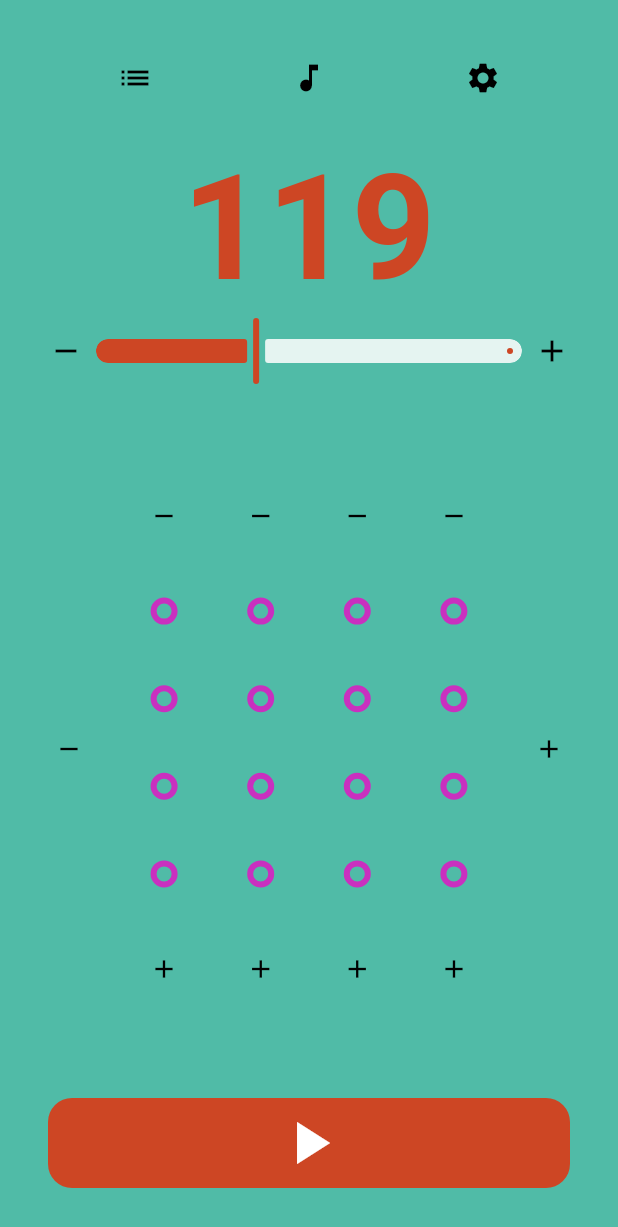
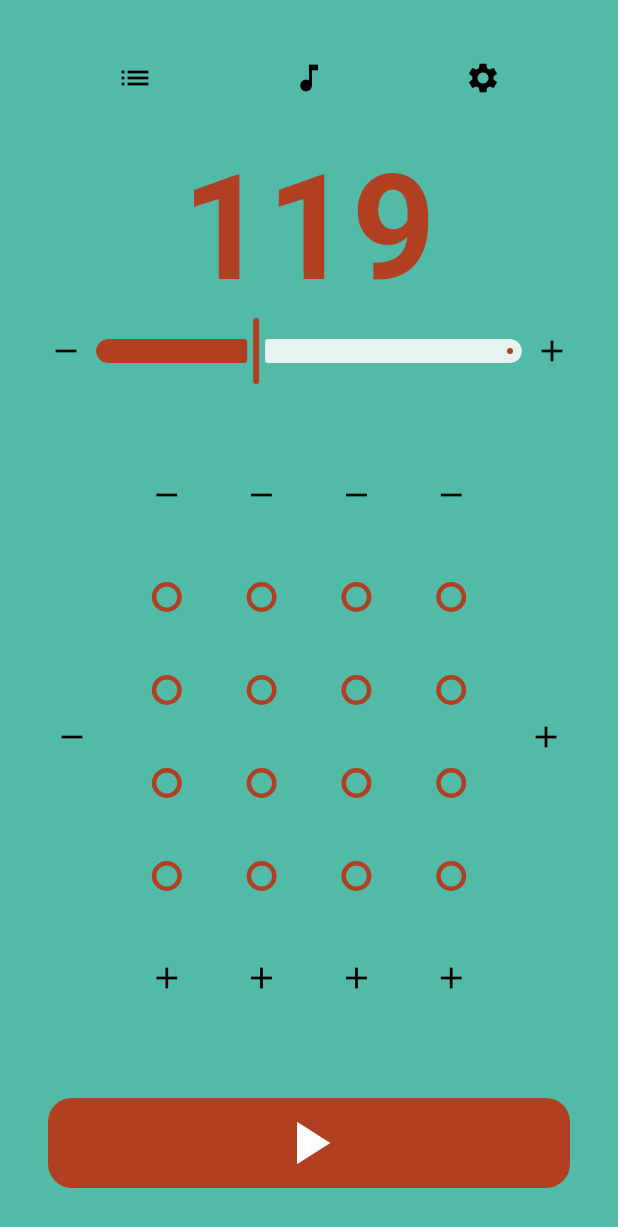
Before and after one commit to Prixii/meowtronome, a Flutter app: the screen it shows after launch, after a tap on the "remove" icon, on a phone screen of 412 x 824 dp. Shown: the top 1227 px of the screen. Run offline on Flutter 3.47's test engine with Material 3 defaults, Android fonts, the phone set to English and light mode, and no system bars; our stand-ins replace freezed_annotation, shared_preferences; missing offline and left inert: flutter_soloud, window_manager; generated files the repository leaves out were written again; statements that could not run were skipped.

Commit message:
feat: ✨ 使用形状来表示note

```diff
--- a/lib/global.dart
+++ b/lib/global.dart
@@ -2,25 +2,11 @@ import 'package:flutter/material.dart';
 import 'package:meowtronome/core/enums.dart';
 import 'package:meowtronome/ui/metronome/model.dart';
 
-const iconButtonSize = 24.0;
-
 final noteStyles = [
-  NoteStyle(
-    color: const Color.fromARGB(255, 255, 255, 255),
-    soundType: SoundType.type4,
-  ),
-  NoteStyle(
-    color: const Color.fromARGB(255, 201, 48, 191),
-    soundType: SoundType.type1,
-  ),
-  NoteStyle(
-    color: const Color.fromARGB(255, 45, 101, 186),
-    soundType: SoundType.type2,
-  ),
-  NoteStyle(
-    color: const Color.fromARGB(255, 255, 191, 0),
-    soundType: SoundType.type3,
-  ),
+  NoteStyle(shape: NoteShape.square, soundType: SoundType.type4),
+  NoteStyle(shape: NoteShape.circle, soundType: SoundType.type1),
+  NoteStyle(shape: NoteShape.diamond, soundType: SoundType.type2),
+  NoteStyle(shape: NoteShape.triangle, soundType: SoundType.type3),
 ];
 
 final noteStyleMap = {for (final style in noteStyles) style.soundType: style};
--- a/lib/ui/color_helper.dart
+++ b/lib/ui/color_helper.dart
@@ -2,8 +2,8 @@ import 'package:flutter/material.dart';
 
 final lightTheme = ThemeData(
   colorScheme: ColorScheme.light(
-    primary: Color.fromARGB(255, 80, 187, 167),
-    secondary: Color.fromARGB(255, 205, 70, 36),
+    primary: Color(0xFF51BBA8),
+    secondary: Color(0xFFB13F22),
     secondaryFixed: Color(0xFFB13F22),
     secondaryContainer: Color(0xFFE0E0E0),
     error: Color(0xFFF44336),
--- a/lib/ui/components/custom_icon_button.dart
+++ b/lib/ui/components/custom_icon_button.dart
@@ -1,13 +1,12 @@
 import 'dart:async';
 
 import 'package:flutter/material.dart';
-import 'package:meowtronome/global.dart';
 
 class CustomIconButton extends StatefulWidget {
   const CustomIconButton({
     super.key,
     this.onTap,
-    this.size = iconButtonSize,
+    this.size = 24.0,
     this.color = Colors.black,
     this.activeColor = Colors.red,
     required this.icon,
--- a/lib/ui/layout_helper.dart
+++ b/lib/ui/layout_helper.dart
@@ -11,9 +11,9 @@ class LayoutHelper {
       : const EdgeInsets.all(32.0);
 
   static double getNoteSize(BuildContext context) =>
-      isSmallHeight(context) ? 8.0 : 10.0;
+      isSmallHeight(context) ? 10.0 : 12.0;
   static double getNoteStrokeWidth(BuildContext context) =>
-      isSmallHeight(context) ? 3.0 : 4.0;
+      isSmallHeight(context) ? 2.0 : 3.0;
 
   static double getBpmTextSize(BuildContext context) =>
       isSmallHeight(context) ? 68.0 : 98.0;
--- a/lib/ui/metronome/components/animated_note.dart
+++ b/lib/ui/metronome/components/animated_note.dart
@@ -1,7 +1,11 @@
+import 'dart:math';
+
 import 'package:flutter/material.dart';
 import 'package:meowtronome/global.dart';
 import 'package:meowtronome/core/enums.dart';
+import 'package:meowtronome/ui/color_helper.dart';
 import 'package:meowtronome/ui/layout_helper.dart';
+import 'package:meowtronome/ui/metronome/model.dart';
 
 class AnimatedNote extends StatefulWidget {
   const AnimatedNote({
@@ -72,25 +76,96 @@ class _AnimatedNoteState extends State<AnimatedNote>
   @override
   Widget build(BuildContext context) {
     final style = noteStyleMap[widget.soundType]!;
+    final size = LayoutHelper.getNoteSize(context);
+    final strokeWidth = LayoutHelper.getNoteStrokeWidth(context);
 
     return SizedBox(
-      width: LayoutHelper.getNoteSize(context) + AnimatedNote.paddingSize * 2,
-      height: LayoutHelper.getNoteSize(context) + AnimatedNote.paddingSize * 2,
+      width: size + AnimatedNote.paddingSize * 2,
+      height: size + AnimatedNote.paddingSize * 2,
       child: ScaleTransition(
         scale: _scaleAnimation,
-        child: Container(
-          width: LayoutHelper.getNoteSize(context),
-          height: LayoutHelper.getNoteSize(context),
-          decoration: BoxDecoration(
-            color: style.filled ? style.color : Colors.transparent,
-            shape: BoxShape.circle,
-            border: Border.all(
-              color: style.color,
-              width: LayoutHelper.getNoteStrokeWidth(context),
-            ),
+        child: CustomPaint(
+          size: Size(size, size),
+          painter: _NoteShapePainter(
+            shape: style.shape,
+            color: Theme.of(context).colorScheme.secondary,
+            strokeWidth: strokeWidth,
+            filled: style.filled,
           ),
         ),
       ),
     );
   }
 }
+
+class _NoteShapePainter extends CustomPainter {
+  const _NoteShapePainter({
+    required this.shape,
+    required this.color,
+    required this.strokeWidth,
+    required this.filled,
+  });
+
+  final NoteShape shape;
+  final Color color;
+  final double strokeWidth;
+  final bool filled;
+
+  @override
+  void paint(Canvas canvas, Size size) {
+    final paint = Paint()
+      ..color = color
+      ..style = filled ? PaintingStyle.fill : PaintingStyle.stroke
+      ..strokeWidth = strokeWidth;
+
+    final inset = strokeWidth / 2;
+    final drawRect = Rect.fromLTWH(
+      inset,
+      inset,
+      size.width - strokeWidth,
+      size.height - strokeWidth,
+    );
+
+    switch (shape) {
+      case NoteShape.square:
+        canvas.drawRect(drawRect, paint);
+      case NoteShape.circle:
+        canvas.drawCircle(drawRect.center, drawRect.shortestSide / 2, paint);
+      case NoteShape.diamond:
+        canvas.drawPath(_diamondPath(drawRect), paint);
+      case NoteShape.triangle:
+        canvas.drawPath(_trianglePath(drawRect), paint);
+    }
+  }
+
+  Path _diamondPath(Rect rect) {
+    final center = rect.center;
+    return Path()
+      ..moveTo(center.dx, rect.top)
+      ..lineTo(rect.right, center.dy)
+      ..lineTo(center.dx, rect.bottom)
+      ..lineTo(rect.left, center.dy)
+      ..close();
+  }
+
+  Path _trianglePath(Rect rect) {
+    final side = rect.shortestSide;
+    final height = side * sqrt(3) / 2;
+    final left = rect.left + (rect.width - side) / 2;
+    final top = rect.top + (rect.height - height) / 2;
+
+    return Path()
+      ..moveTo(left + side / 2, top)
+      ..lineTo(left + side, top + height)
+      ..lineTo(left, top + height)
+      ..close();
+  }
+
+  @override
+  bool shouldRepaint(covariant _NoteShapePainter oldDelegate) {
+    return shape != oldDelegate.shape ||
+        color != oldDelegate.color ||
+        strokeWidth != oldDelegate.strokeWidth ||
+        filled != oldDelegate.filled;
+  }
+}
--- a/lib/ui/metronome/components/pattern_panel.dart
+++ b/lib/ui/metronome/components/pattern_panel.dart
@@ -2,7 +2,6 @@ import 'dart:math';
 
 import 'package:flutter/material.dart';
 import 'package:meowtronome/core/rhythm_pattern.dart';
-import 'package:meowtronome/global.dart';
 import 'package:meowtronome/ui/color_helper.dart';
 import 'package:meowtronome/ui/components/custom_icon_button.dart';
 import 'package:meowtronome/ui/layout_helper.dart';
@@ -42,9 +41,12 @@ class PatternPanel extends StatelessWidget {
   ) {
     final pattern = notifier.state.pattern;
     final beatCount = pattern.beats.length;
-    final noteWidgetSize = LayoutHelper.getNoteSize(context) * 2;
     const beatButtonPadding = 4.0;
-    final beatButtonHeight = iconButtonSize + beatButtonPadding * 2;
+    final noteSize = LayoutHelper.getNoteSize(context);
+    final iconSize = noteSize * 2;
+    final noteHeight = noteSize + AnimatedNote.paddingSize * 2;
+    final beatColumnWidth = iconSize + beatButtonPadding * 2;
+    final beatButtonHeight = iconSize + beatButtonPadding * 2;
 
     var maxNoteCount = 0;
     for (final beat in pattern.beats) {
@@ -52,11 +54,11 @@ class PatternPanel extends StatelessWidget {
     }
 
     final notesMinHeight = maxNoteCount > 0
-        ? maxNoteCount * noteWidgetSize + (maxNoteCount - 1) * minSpacing
+        ? maxNoteCount * noteHeight + (maxNoteCount - 1) * minSpacing
         : 0.0;
 
     final beatsMinWidth = beatCount > 0
-        ? beatCount * noteWidgetSize + (beatCount - 1) * minSpacing
+        ? beatCount * beatColumnWidth + (beatCount - 1) * minSpacing
         : 0.0;
 
     return Row(
@@ -68,7 +70,7 @@ class PatternPanel extends StatelessWidget {
           activeColor: Colors.grey,
           color: iconColor,
           padding: const EdgeInsets.all(4),
-          size: LayoutHelper.getNoteSize(context) * 2,
+          size: iconSize,
           onTap: () => {notifier.removeBeat()},
         ),
         Expanded(
@@ -105,7 +107,7 @@ class PatternPanel extends StatelessWidget {
                     children: [
                       for (int i = 0; i < beatCount; i++)
                         SizedBox(
-                          width: noteWidgetSize * 1.5,
+                          width: beatColumnWidth,
                           child: Column(
                             children: [
                               CustomIconButton(
@@ -115,7 +117,7 @@ class PatternPanel extends StatelessWidget {
                                 padding: const EdgeInsets.all(
                                   beatButtonPadding,
                                 ),
-                                size: noteWidgetSize,
+                                size: iconSize,
                                 onTap: () => {notifier.removeNoteForBeatAt(i)},
                               ),
                               SizedBox(
@@ -133,7 +135,7 @@ class PatternPanel extends StatelessWidget {
                                 padding: const EdgeInsets.all(
                                   beatButtonPadding,
                                 ),
-                                size: noteWidgetSize,
+                                size: iconSize,
                                 onTap: () => {notifier.addNoteForBeatAt(i)},
                               ),
                             ],
@@ -151,7 +153,7 @@ class PatternPanel extends StatelessWidget {
           activeColor: Colors.grey,
           color: iconColor,
           padding: const EdgeInsets.all(4),
-          size: LayoutHelper.getNoteSize(context) * 2,
+          size: iconSize,
           onTap: () => {notifier.addBeat()},
         ),
       ],
@@ -171,6 +173,20 @@ class PatternPanel extends StatelessWidget {
               beatIndex,
               i,
               beat.notes[i].soundType.getNext(),
+            ),
+          },
+          onSecondaryTap: () => {
+            notifier.setNoteSoundType(
+              beatIndex,
+              i,
+              beat.notes[i].soundType.getPrevious(),
+            ),
+          },
+          onLongPress: () => {
+            notifier.setNoteSoundType(
+              beatIndex,
+              i,
+              beat.notes[i].soundType.getPrevious(),
             ),
           },
         ),
--- a/lib/ui/metronome/layouts/metronome_layout_vertical.dart
+++ b/lib/ui/metronome/layouts/metronome_layout_vertical.dart
@@ -16,7 +16,7 @@ class MetronomeLayoutVertical extends StatelessWidget {
         TopButtonGroup(notifier: notifier),
         const SizedBox(height: 32),
         BpmPanel(notifier: notifier),
-        const SizedBox(height: 64),
+        const SizedBox(height: 48),
         Expanded(child: PatternPanel(notifier: notifier)),
         const SizedBox(height: 64),
         PlayButton(notifier: notifier),
--- a/lib/ui/metronome/model.dart
+++ b/lib/ui/metronome/model.dart
@@ -1,13 +1,20 @@
 import 'package:flutter/material.dart';
 import 'package:meowtronome/core/enums.dart';
 
+enum NoteShape {
+  square,
+  circle,
+  diamond,
+  triangle,
+}
+
 class NoteStyle {
   const NoteStyle({
-    required this.color,
+    required this.shape,
     this.filled = false,
     required this.soundType,
   });
-  final Color color;
+  final NoteShape shape;
   final bool filled;
   final SoundType soundType;
 }
```
